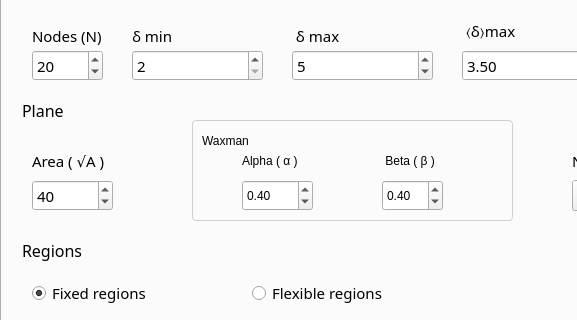
Above: src/mainwindow.ui from ontgen/ontgen before the change; both pictures show x 0 to 577 and y 81 to 401 of the 799 by 668 pixel window. Below: the same form after it.
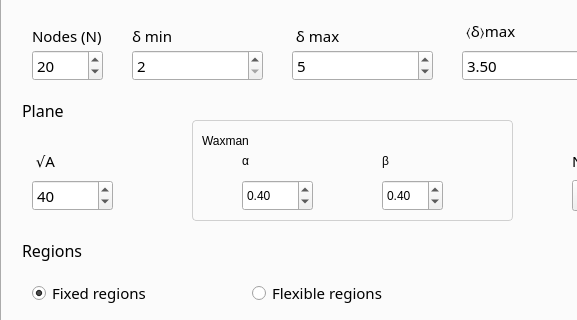
That is the form after the change.

The edit to the form file:
```diff
--- a/src/mainwindow.ui
+++ b/src/mainwindow.ui
@@ -216,7 +216,7 @@
        </rect>
       </property>
       <property name="text">
-       <string>Area ( √A )</string>
+       <string> √A </string>
       </property>
      </widget>
      <widget class="QLabel" name="label_5">
@@ -415,7 +415,7 @@
         <string notr="true"/>
        </property>
        <property name="text">
-        <string>Alpha ( α )</string>
+        <string>α</string>
        </property>
       </widget>
       <widget class="QDoubleSpinBox" name="alpha">
@@ -456,7 +456,7 @@
         <string notr="true"/>
        </property>
        <property name="text">
-        <string> Beta ( β )</string>
+        <string>β</string>
        </property>
       </widget>
       <widget class="QDoubleSpinBox" name="beta">
```
